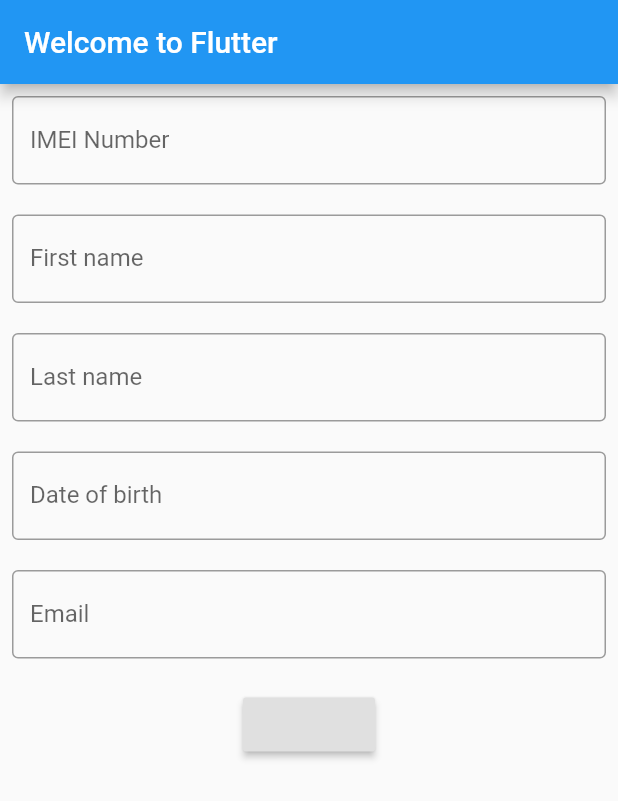
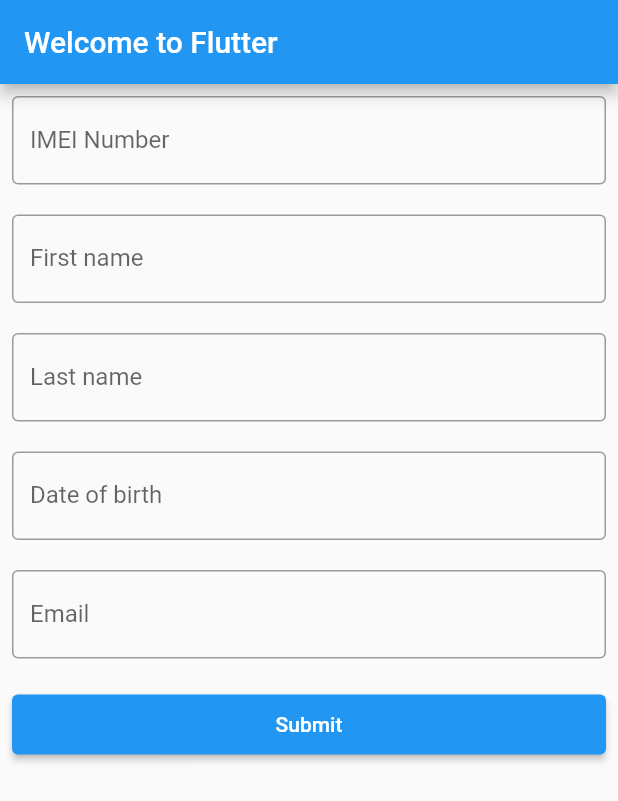
Before and after one commit to tushar09/Mobile-Technologies-Test, a Flutter app: the screen it shows after launch, on a phone screen of 412 x 824 dp. Shown: the top 801 px of the screen. Run offline on Flutter 3.47's test engine with Material 2 defaults, Android fonts, the phone set to English and light mode, and no system bars; our stand-ins replace permission_handler; missing offline and left inert: device_information.

Commit message:
submit button added and textfield is enhanced

```diff
--- a/lib/main.dart
+++ b/lib/main.dart
@@ -64,6 +64,7 @@ class App extends State<MyApp> {
             child: Column(
               children: [
                 TextFormField(
+                  textInputAction: TextInputAction.next,
                   controller: imeCtrl,
                   decoration: const InputDecoration(
                     labelText: 'IMEI Number',
@@ -72,6 +73,7 @@ class App extends State<MyApp> {
                 ),
                 SizedBox(height: 20),
                 TextFormField(
+                  textInputAction: TextInputAction.next,
                   controller: firstNameCtrl,
                   decoration: const InputDecoration(
                     labelText: 'First name',
@@ -80,6 +82,7 @@ class App extends State<MyApp> {
                 ),
                 SizedBox(height: 20),
                 TextFormField(
+                  textInputAction: TextInputAction.next,
                   controller: lastNameCtrl,
                   decoration: const InputDecoration(
                     labelText: 'Last name',
@@ -88,6 +91,7 @@ class App extends State<MyApp> {
                 ),
                 SizedBox(height: 20),
                 TextFormField(
+                  textInputAction: TextInputAction.next,
                   enableInteractiveSelection: false,
                   readOnly: true,
                   controller: dateOfBirthCtrl,
@@ -105,6 +109,7 @@ class App extends State<MyApp> {
                 Visibility(
                   visible: is18Plus,
                   child: TextFormField(
+                  textInputAction: TextInputAction.next,
                     controller: passportCtrl,
                     decoration: const InputDecoration(
                       labelText: 'Passport',
@@ -114,6 +119,8 @@ class App extends State<MyApp> {
                 ),
                 SizedBox(height: 20),
                 TextFormField(
+                  keyboardType: TextInputType.emailAddress,
+                  textInputAction: TextInputAction.done,
                   controller: emailCtrl,
                   decoration: const InputDecoration(
                     labelText: 'Email',
@@ -121,10 +128,17 @@ class App extends State<MyApp> {
                   ),
                 ),
                 SizedBox(height: 20),
-                RaisedButton(onPressed: () {
-                  print("sDFdf");
-                  askPermission();
-                })
+                ElevatedButton(
+                  style: ElevatedButton.styleFrom(
+                    minimumSize: Size.fromHeight(40), // fromHeight use double.infinity as width and 40 is the height
+                  ),
+                  onPressed: () {},
+                  child: Text('Submit'),
+                )
+                // RaisedButton(onPressed: () {
+                //   print("sDFdf");
+                //   askPermission();
+                // })
               ],
             ),
           ),
```
